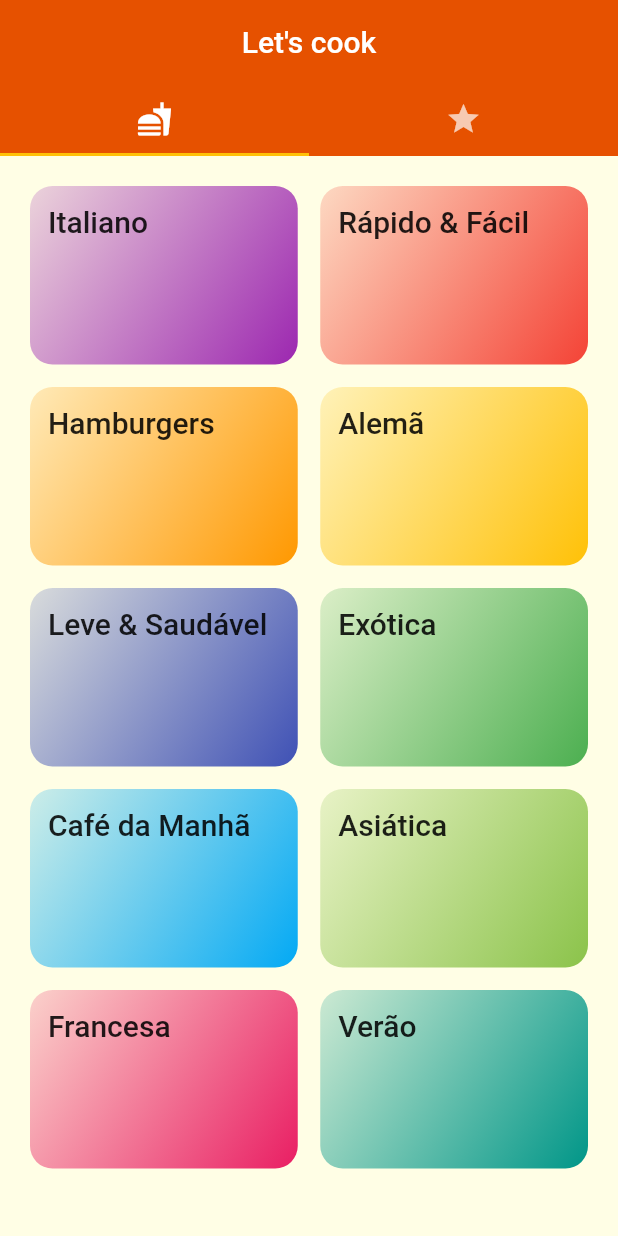
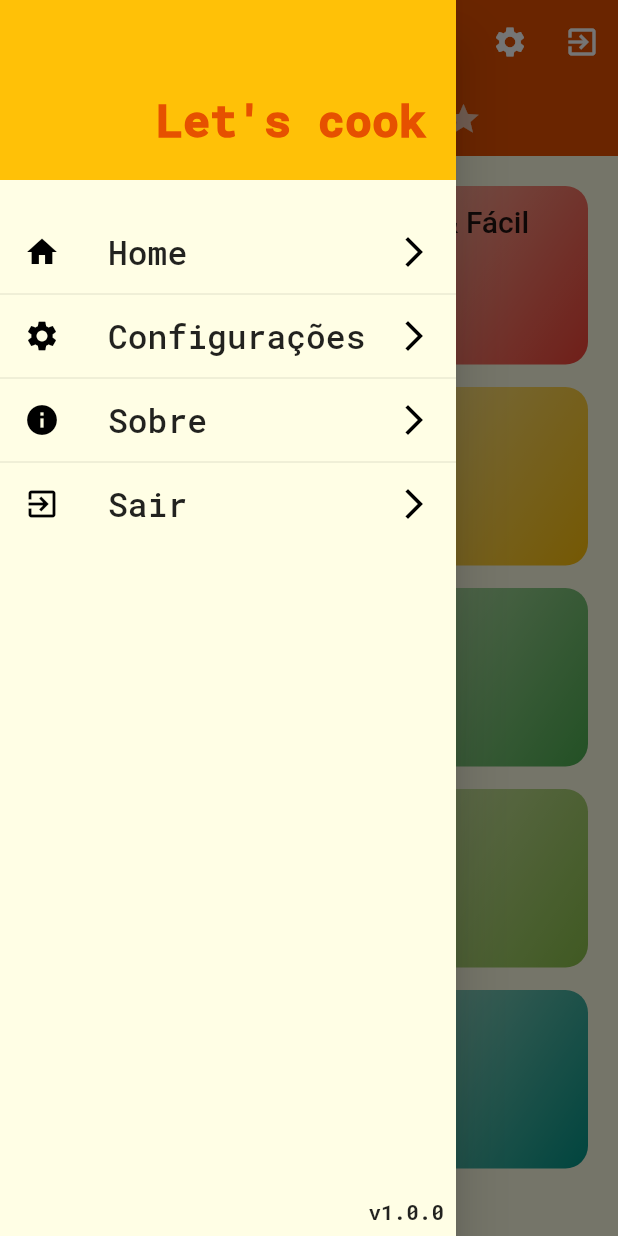
Before and after one commit to hansmboron/let-s-cook, a Flutter app: the screen it shows after launch, with the side drawer open (before the commit the screen has no drawer), on a phone screen of 412 x 824 dp. Run offline on Flutter 3.47's test engine with Material 2 defaults, Android fonts, the phone set to English and light mode, and no system bars; our stand-ins replace google_fonts; Roboto replaces fonts that are missing (Amaranth).

Commit message:
adicionado drawer e pagina de conf

```diff
--- a/lib/components/category_item.dart
+++ b/lib/components/category_item.dart
@@ -8,11 +8,6 @@ class CategoryItem extends StatelessWidget {
   const CategoryItem(this.category);
 
   void _selectCategory(BuildContext context) {
-    // Navigator.of(context).push(MaterialPageRoute(builder: (_) {
-    //   return CategoriesMeals(
-    //     category: category,
-    //   );
-    // }));
     Navigator.of(context).pushNamed(
       AppRoutes.CATEGORIES_MEALS,
       arguments: category,
--- /dev/null
+++ b/lib/components/main_drawer.dart
@@ -0,0 +1,90 @@
+import 'package:flutter/material.dart';
+import 'package:lets_cook/utils/app_routes.dart';
+
+class MainDrawer extends StatelessWidget {
+  Widget _createItem(
+      {@required IconData icon,
+      @required String label,
+      @required Function onTap}) {
+    return ListTile(
+      leading: Icon(
+        icon,
+        color: Colors.black,
+        size: 24,
+      ),
+      title: Text(
+        label,
+        style: TextStyle(fontSize: 22),
+      ),
+      trailing: Icon(
+        Icons.arrow_forward_ios,
+        color: Colors.black,
+      ),
+      onTap: onTap,
+    );
+  }
+
+  @override
+  Widget build(BuildContext context) {
+    return Drawer(
+      child: Column(
+        children: <Widget>[
+          Container(
+            alignment: Alignment.bottomRight,
+            height: 120,
+            width: double.infinity,
+            padding: const EdgeInsets.all(20),
+            color: Theme.of(context).accentColor,
+            child: Text(
+              "Let's cook",
+              style: TextStyle(
+                fontWeight: FontWeight.w900,
+                fontSize: 30,
+                color: Theme.of(context).primaryColor,
+              ),
+            ),
+          ),
+          SizedBox(height: 20),
+          _createItem(
+            icon: Icons.home,
+            label: 'Home',
+            onTap: () => Navigator.of(context).pop(),
+          ),
+          Divider(height: 0),
+          _createItem(
+            icon: Icons.settings,
+            label: 'Configurações',
+            onTap: () {
+              Navigator.of(context).pop();
+              Navigator.of(context).pushNamed(AppRoutes.SETTING);
+            },
+          ),
+          Divider(height: 0),
+          _createItem(
+            icon: Icons.info,
+            label: 'Sobre',
+            onTap: () {},
+          ),
+          Divider(height: 0),
+          _createItem(
+            icon: Icons.exit_to_app,
+            label: 'Sair',
+            onTap: () {},
+          ),
+          Spacer(),
+          Container(
+            padding: const EdgeInsets.all(8),
+            width: double.infinity,
+            alignment: Alignment.centerRight,
+            child: Text(
+              'v1.0.0',
+              style: TextStyle(
+                fontWeight: FontWeight.bold,
+              ),
+            ),
+          ),
+        ],
+      ),
+    );
+  }
+}
--- a/lib/main.dart
+++ b/lib/main.dart
@@ -3,6 +3,7 @@ import 'package:lets_cook/pages/categories_meals.dart';
 import 'package:google_fonts/google_fonts.dart';
 import 'package:lets_cook/pages/categories_screen.dart';
 import 'package:lets_cook/pages/meal_details.dart';
+import 'package:lets_cook/pages/settings_page.dart';
 import 'package:lets_cook/pages/tabs.dart';
 import 'package:lets_cook/utils/app_routes.dart';
 
@@ -27,6 +28,7 @@ class LetsCook extends StatelessWidget {
         AppRoutes.HOME: (ctx) => Tabs(),
         AppRoutes.CATEGORIES_MEALS: (ctx) => CategoriesMeals(),
         AppRoutes.MEALS_DETAILS: (ctx) => MealDetail(),
+        AppRoutes.SETTING: (ctx) => SettingsPage(),
       },
       onUnknownRoute: (settings) =>
           MaterialPageRoute(builder: (_) => Categories()),
--- a/lib/pages/tabs.dart
+++ b/lib/pages/tabs.dart
@@ -1,4 +1,5 @@
 import 'package:flutter/material.dart';
+import 'package:lets_cook/components/main_drawer.dart';
 import 'package:lets_cook/pages/favorites.dart';
 
 import 'categories_screen.dart';
@@ -8,10 +9,10 @@ class Tabs extends StatelessWidget {
   Widget build(BuildContext context) {
     return DefaultTabController(
       length: 2,
+      initialIndex: 0,
       child: Scaffold(
         appBar: AppBar(
           elevation: 0,
-          centerTitle: true,
           title: Text("Let's cook"),
           bottom: TabBar(
             tabs: [
@@ -25,7 +26,18 @@ class Tabs extends StatelessWidget {
               ),
             ],
           ),
+          actions: <Widget>[
+            IconButton(
+              icon: Icon(Icons.settings),
+              onPressed: () {},
+            ),
+            IconButton(
+              icon: Icon(Icons.exit_to_app),
+              onPressed: () {},
+            )
+          ],
         ),
+        drawer: MainDrawer(),
         body: TabBarView(
           children: [
             Categories(),
--- a/lib/utils/app_routes.dart
+++ b/lib/utils/app_routes.dart
@@ -2,4 +2,5 @@ class AppRoutes {
   static const HOME = '/';
   static const CATEGORIES_MEALS = '/categories-meals';
   static const MEALS_DETAILS = '/meals-details';
+  static const SETTING = '/settings';
 }
```
Also changed, not shown: lib/components/meal_item.dart (+9 -1 lines), lib/models/settings.dart (added, +13 -0 lines), lib/pages/meal_details.dart (+10 -0 lines), lib/pages/settings_page.dart (added, +85 -0 lines).
